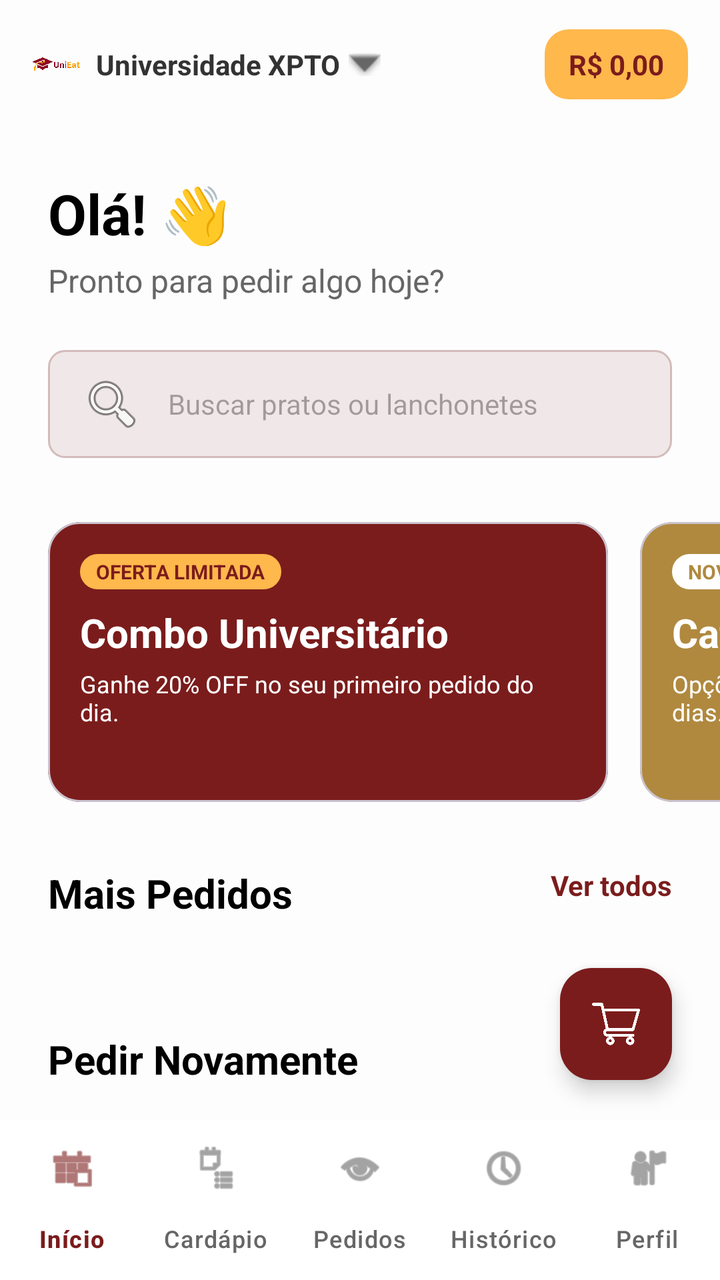
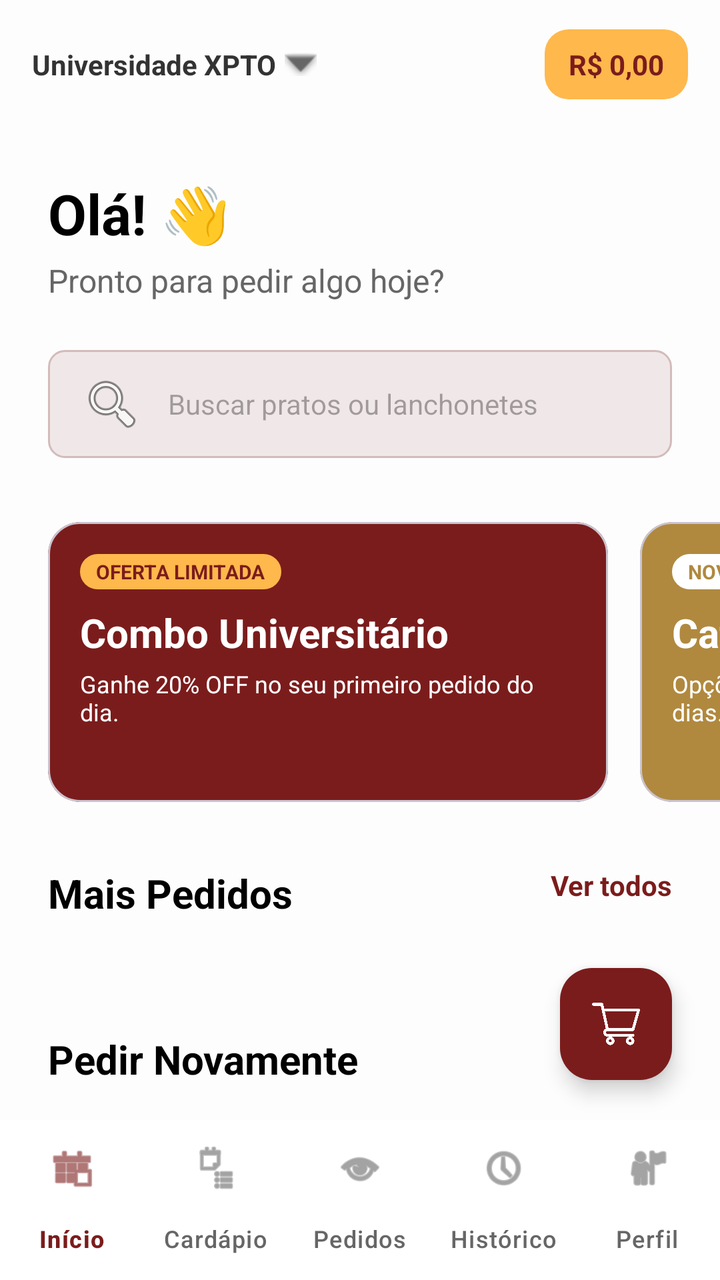

Screens rendered from an Android XML layout before and after an edit, with the pre-edit source and the edit as a unified diff.
<!-- AndroidManifest.xml: application theme Theme.UniEat -->
<!-- res/layout/activity_student_home.xml -->
<?xml version="1.0" encoding="utf-8"?>
<androidx.constraintlayout.widget.ConstraintLayout xmlns:android="http://schemas.android.com/apk/res/android"
    xmlns:app="http://schemas.android.com/apk/res-auto"
    android:layout_width="match_parent"
    android:layout_height="match_parent"
    android:background="#FDFDFD"
    android:fitsSystemWindows="true">

    
    <androidx.constraintlayout.widget.ConstraintLayout
        android:id="@+id/topBar"
        android:layout_width="match_parent"
        android:layout_height="64dp"
        android:paddingHorizontal="16dp"
        app:layout_constraintTop_toTopOf="parent">

        <ImageView
            android:id="@+id/imgLogoSmall"
            android:layout_width="24dp"
            android:layout_height="24dp"
            android:src="@drawable/logo_unieat"
            app:layout_constraintBottom_toBottomOf="parent"
            app:layout_constraintStart_toStartOf="parent"
            app:layout_constraintTop_toTopOf="parent" />

        <LinearLayout
            android:layout_width="wrap_content"
            android:layout_height="wrap_content"
            android:layout_marginStart="8dp"
            android:gravity="center_vertical"
            android:orientation="horizontal"
            app:layout_constraintBottom_toBottomOf="parent"
            app:layout_constraintStart_toEndOf="@id/imgLogoSmall"
            app:layout_constraintTop_toTopOf="parent">

            <TextView
                android:layout_width="wrap_content"
                android:layout_height="wrap_content"
                android:text="Universidade XPTO"
                android:textColor="#333333"
                android:textSize="14sp"
                android:textStyle="bold" />

            <ImageView
                android:layout_width="16dp"
                android:layout_height="16dp"
                android:layout_marginStart="4dp"
                android:src="@android:drawable/arrow_down_float"
                app:tint="#666666" />
        </LinearLayout>

        <TextView
            android:id="@+id/tvBalance"
            android:layout_width="wrap_content"
            android:layout_height="wrap_content"
            android:background="@drawable/shape_badge_destaque"
            android:backgroundTint="#FFB84C"
            android:paddingHorizontal="12dp"
            android:paddingVertical="8dp"
            android:text="R$ 0,00"
            android:textColor="#7B1C1C"
            android:textSize="14sp"
            android:textStyle="bold"
            app:layout_constraintBottom_toBottomOf="parent"
            app:layout_constraintEnd_toEndOf="parent"
            app:layout_constraintTop_toTopOf="parent" />
    </androidx.constraintlayout.widget.ConstraintLayout>

    <androidx.core.widget.NestedScrollView
        android:layout_width="match_parent"
        android:layout_height="0dp"
        app:layout_constraintBottom_toTopOf="@+id/bottomNavigation"
        app:layout_constraintTop_toBottomOf="@id/topBar"
        app:layout_constraintStart_toStartOf="parent"
        app:layout_constraintEnd_toEndOf="parent">

        <LinearLayout
            android:layout_width="match_parent"
            android:layout_height="wrap_content"
            android:orientation="vertical"
            android:paddingBottom="80dp">

            
            <LinearLayout
                android:layout_width="match_parent"
                android:layout_height="wrap_content"
                android:orientation="vertical"
                android:paddingHorizontal="24dp"
                android:paddingTop="24dp">

                <TextView
                    android:id="@+id/tvWelcomeName"
                    android:layout_width="wrap_content"
                    android:layout_height="wrap_content"
                    android:text="Olá! 👋"
                    android:textColor="#000000"
                    android:textSize="28sp"
                    android:textStyle="bold" />

                <TextView
                    android:layout_width="wrap_content"
                    android:layout_height="wrap_content"
                    android:layout_marginTop="4dp"
                    android:text="Pronto para pedir algo hoje?"
                    android:textColor="#666666"
                    android:textSize="16sp" />
            </LinearLayout>

            
            <EditText
                android:id="@+id/etSearch"
                android:layout_width="match_parent"
                android:layout_height="54dp"
                android:layout_marginHorizontal="24dp"
                android:layout_marginTop="24dp"
                android:background="@drawable/shape_toggle_bg"
                android:drawableStart="@android:drawable/ic_menu_search"
                android:drawablePadding="12dp"
                android:hint="Buscar pratos ou lanchonetes"
                android:inputType="text"
                android:paddingHorizontal="16dp"
                android:textSize="14sp" />

            
            <HorizontalScrollView
                android:layout_width="match_parent"
                android:layout_height="wrap_content"
                android:layout_marginTop="32dp"
                android:clipToPadding="false"
                android:paddingHorizontal="24dp"
                android:scrollbars="none">

                <LinearLayout
                    android:layout_width="wrap_content"
                    android:layout_height="wrap_content"
                    android:orientation="horizontal">

                    <com.google.android.material.card.MaterialCardView
                        android:layout_width="280dp"
                        android:layout_height="140dp"
                        android:layout_marginEnd="16dp"
                        app:cardBackgroundColor="#7B1C1C"
                        app:cardCornerRadius="16dp"
                        app:cardElevation="0dp">

                        <LinearLayout
                            android:layout_width="match_parent"
                            android:layout_height="match_parent"
                            android:orientation="vertical"
                            android:padding="16dp">

                            <TextView
                                android:layout_width="wrap_content"
                                android:layout_height="wrap_content"
                                android:background="@drawable/shape_badge_destaque"
                                android:backgroundTint="#FFB84C"
                                android:paddingHorizontal="8dp"
                                android:paddingVertical="2dp"
                                android:text="OFERTA LIMITADA"
                                android:textColor="#7B1C1C"
                                android:textSize="10sp"
                                android:textStyle="bold" />

                            <TextView
                                android:layout_width="wrap_content"
                                android:layout_height="wrap_content"
                                android:layout_marginTop="8dp"
                                android:text="Combo Universitário"
                                android:textColor="#FFFFFF"
                                android:textSize="20sp"
                                android:textStyle="bold" />

                            <TextView
                                android:layout_width="wrap_content"
                                android:layout_height="wrap_content"
                                android:layout_marginTop="4dp"
                                android:text="Ganhe 20% OFF no seu primeiro pedido do dia."
                                android:textColor="#FFFFFF"
                                android:textSize="12sp" />
                        </LinearLayout>
                    </com.google.android.material.card.MaterialCardView>

                    <com.google.android.material.card.MaterialCardView
                        android:layout_width="280dp"
                        android:layout_height="140dp"
                        app:cardBackgroundColor="#B0893F"
                        app:cardCornerRadius="16dp"
                        app:cardElevation="0dp">

                        <LinearLayout
                            android:layout_width="match_parent"
                            android:layout_height="match_parent"
                            android:orientation="vertical"
                            android:padding="16dp">

                            <TextView
                                android:layout_width="wrap_content"
                                android:layout_height="wrap_content"
                                android:background="@drawable/shape_badge_destaque"
                                android:backgroundTint="#FFFFFF"
                                android:paddingHorizontal="8dp"
                                android:paddingVertical="2dp"
                                android:text="NOVO"
                                android:textColor="#B0893F"
                                android:textSize="10sp"
                                android:textStyle="bold" />

                            <TextView
                                android:layout_width="wrap_content"
                                android:layout_height="wrap_content"
                                android:layout_marginTop="8dp"
                                android:text="Cafeteria RU"
                                android:textColor="#FFFFFF"
                                android:textSize="20sp"
                                android:textStyle="bold" />

                            <TextView
                                android:layout_width="wrap_content"
                                android:layout_height="wrap_content"
                                android:layout_marginTop="4dp"
                                android:text="Opções saudáveis e sucos frescos todos os dias."
                                android:textColor="#FFFFFF"
                                android:textSize="12sp" />
                        </LinearLayout>
                    </com.google.android.material.card.MaterialCardView>
                </LinearLayout>
            </HorizontalScrollView>

            
            <RelativeLayout
                android:layout_width="match_parent"
                android:layout_height="wrap_content"
                android:layout_marginTop="32dp"
                android:paddingHorizontal="24dp">

                <TextView
                    android:layout_width="wrap_content"
                    android:layout_height="wrap_content"
                    android:text="Mais Pedidos"
                    android:textColor="#000000"
                    android:textSize="20sp"
                    android:textStyle="bold" />

                <TextView
                    android:layout_width="wrap_content"
                    android:layout_height="wrap_content"
                    android:layout_alignParentEnd="true"
                    android:text="Ver todos"
                    android:textColor="#7B1C1C"
                    android:textSize="14sp"
                    android:textStyle="bold" />
            </RelativeLayout>

            
            <androidx.recyclerview.widget.RecyclerView
                android:id="@+id/rvFeaturedDishes"
                android:layout_width="match_parent"
                android:layout_height="wrap_content"
                android:layout_marginTop="16dp"
                android:clipToPadding="false"
                android:paddingHorizontal="24dp"
                android:orientation="horizontal"
                app:layoutManager="androidx.recyclerview.widget.LinearLayoutManager" />

            
            <TextView
                android:layout_width="wrap_content"
                android:layout_height="wrap_content"
                android:layout_marginTop="40dp"
                android:paddingHorizontal="24dp"
                android:text="Pedir Novamente"
                android:textColor="#000000"
                android:textSize="20sp"
                android:textStyle="bold" />

            
            <androidx.recyclerview.widget.RecyclerView
                android:id="@+id/rvRecentOrders"
                android:layout_width="match_parent"
                android:layout_height="wrap_content"
                android:layout_marginTop="16dp"
                android:clipToPadding="false"
                android:paddingHorizontal="24dp"
                android:orientation="horizontal"
                app:layoutManager="androidx.recyclerview.widget.LinearLayoutManager" />

        </LinearLayout>
    </androidx.core.widget.NestedScrollView>

    
    <com.google.android.material.floatingactionbutton.FloatingActionButton
        android:id="@+id/fabCart"
        android:layout_width="wrap_content"
        android:layout_height="wrap_content"
        android:layout_marginEnd="24dp"
        android:layout_marginBottom="100dp"
        android:src="@drawable/shopping_cart"
        app:backgroundTint="#7B1C1C"
        app:fabSize="normal"
        app:layout_constraintBottom_toBottomOf="parent"
        app:layout_constraintEnd_toEndOf="parent"
        app:tint="#FFFFFF" />

    
    <com.google.android.material.bottomnavigation.BottomNavigationView
        android:id="@+id/bottomNavigation"
        android:layout_width="match_parent"
        android:layout_height="80dp"
        android:background="#FFFFFF"
        app:itemIconTint="@drawable/nav_item_color"
        app:itemTextColor="@drawable/nav_item_color"
        app:elevation="16dp"
        app:labelVisibilityMode="labeled"
        app:menu="@menu/bottom_nav_menu"
        app:layout_constraintBottom_toBottomOf="parent"
        app:layout_constraintStart_toStartOf="parent"
        app:layout_constraintEnd_toEndOf="parent" />

</androidx.constraintlayout.widget.ConstraintLayout>
<!-- resources referenced by this layout -->
<resources>
  <!-- drawable logo_unieat: png bitmap (drawable, 134527 bytes) -->
  <!-- drawable nav_item_color (drawable) -->
  <?xml version="1.0" encoding="utf-8"?>
  <selector xmlns:android="http://schemas.android.com/apk/res/android">
      <item android:color="#7B1C1C" android:state_checked="true" />
      <item android:color="#666666" />
  </selector>
  <!-- drawable shape_badge_destaque (drawable) -->
  <?xml version="1.0" encoding="utf-8"?>
  <shape xmlns:android="http://schemas.android.com/apk/res/android">
      <solid android:color="#FFE8B1" />
      <corners android:radius="12dp" />
  </shape>
  <!-- drawable shape_toggle_bg (drawable) -->
  <?xml version="1.0" encoding="utf-8"?>
  <shape xmlns:android="http://schemas.android.com/apk/res/android"
      android:shape="rectangle">
      <solid android:color="#F0E8E8" />
      <stroke
          android:width="1dp"
          android:color="#D4BBBB" />
      <corners android:radius="8dp" />
  </shape>
  <!-- drawable shopping_cart: png bitmap (drawable, 8617 bytes) -->
  <style name="Theme.UniEat" parent="Base.Theme.UniEat" />
  <style name="Base.Theme.UniEat" parent="Theme.Material3.Light.NoActionBar">
  </style>
</resources>

<!-- the commit's change to res/layout/activity_student_home.xml (unified diff, before → after) -->
@@ -14,14 +14,6 @@
         android:paddingHorizontal="16dp"
         app:layout_constraintTop_toTopOf="parent">
 
-        <ImageView
-            android:id="@+id/imgLogoSmall"
-            android:layout_width="24dp"
-            android:layout_height="24dp"
-            android:src="@drawable/logo_unieat"
-            app:layout_constraintBottom_toBottomOf="parent"
-            app:layout_constraintStart_toStartOf="parent"
-            app:layout_constraintTop_toTopOf="parent" />
 
         <LinearLayout
             android:layout_width="wrap_content"
@@ -30,7 +22,6 @@
             android:gravity="center_vertical"
             android:orientation="horizontal"
             app:layout_constraintBottom_toBottomOf="parent"
-            app:layout_constraintStart_toEndOf="@id/imgLogoSmall"
             app:layout_constraintTop_toTopOf="parent">
 
             <TextView
<!-- resource entries referenced after the edit -->
@@ -1,6 +1,5 @@
 <!-- resources referenced by this layout -->
 <resources>
-  <!-- drawable logo_unieat: png bitmap (drawable, 134527 bytes) -->
   <!-- drawable nav_item_color (drawable) -->
   <?xml version="1.0" encoding="utf-8"?>
   <selector xmlns:android="http://schemas.android.com/apk/res/android">
